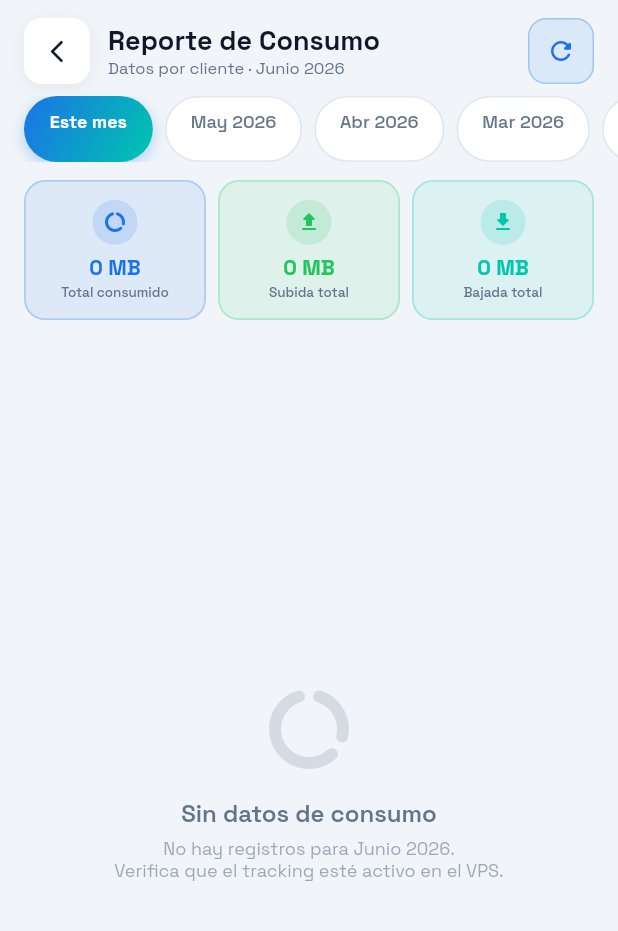
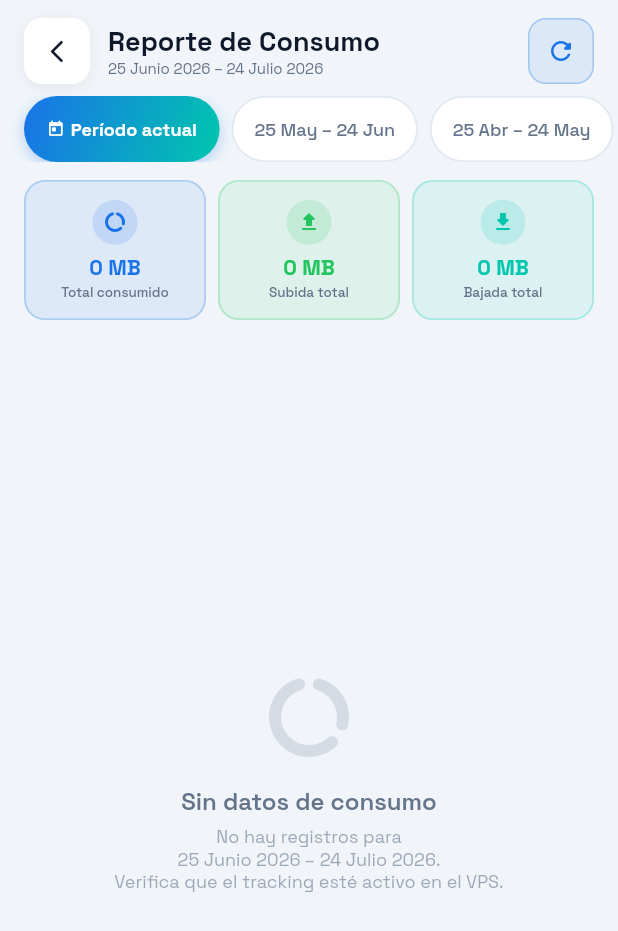
Before and after one commit to Visioloco/starkgo, a Flutter app: the ReporteConsumoWidget screen opened by its route, after a tap on the "refresh" icon, on a phone screen of 412 x 824 dp. Shown: the top 931 px of the screen. Run offline on Flutter 3.47's test engine with Material 3 defaults, Android fonts, the phone set to English and light mode, and no system bars; drawn by our look-alikes of flutter_animate; our stand-ins replace auto_size_text, cloud_firestore, dropdown_button2, easy_debounce, file_picker, firebase_auth and 20 more; missing offline and left inert: firebase_app_check, json_path, mime_type, text_search; accounts and stored records are empty.

Commit message:
Update billing cycle to start on the 25th of each month
Modify the consumption report widget to align with a billing cycle that begins on the 25th of each month and ends on the 24th of the following month. This includes updating the date selection logic, the display of date ranges in the UI (e.g., "25 Jun – 24 Jul"), and ensuring Firestore queries correctly reflect the selected billing period.

Replit-Commit-Author: Agent
Replit-Commit-Session-Id: b19b37ee-af7d-43f6-b8a9-b27cc3959635
Replit-Commit-Checkpoint-Type: full_checkpoint
Replit-Commit-Event-Id: d5f331d7-c9a7-4a6e-b522-4ee02f18df48
Replit-Commit-Screenshot-Url: https://storage.googleapis.com/screenshot-production-us-central1/c3d2009d-0fbb-46d6-b64c-f2fdf6fc2582/b19b37ee-af7d-43f6-b8a9-b27cc3959635/SR6hO0M
Replit-Helium-Checkpoint-Created: true

```diff
--- a/stark_go/lib/pages/reporte_consumo/reporte_consumo_widget.dart
+++ b/stark_go/lib/pages/reporte_consumo/reporte_consumo_widget.dart
@@ -4,7 +4,7 @@ import 'package:firebase_auth/firebase_auth.dart';
 import 'package:google_fonts/google_fonts.dart';
 import 'package:flutter_animate/flutter_animate.dart';
 
-// ─── Paleta (igual que el resto de la app) ───────────────────────────────────
+// ─── Paleta ──────────────────────────────────────────────────────────────────
 class _C {
   static const Color primary = Color(0xFF1A73E8);
   static const Color accent = Color(0xFF00C6AE);
@@ -49,6 +49,72 @@ class _ConsumoCliente {
   }
 }
 
+// ─── Período de facturación (del 25 al 24) ───────────────────────────────────
+class _Periodo {
+  /// Año y mes del día 25 que inicia el período (clave Firestore: YYYY-MM).
+  final int anio;
+  final int mes;
+
+  const _Periodo({required this.anio, required this.mes});
+
+  /// Día 25 de inicio del período.
+  DateTime get inicio => DateTime(anio, mes, 25);
+
+  /// Día 24 del mes siguiente (fin del período).
+  DateTime get fin {
+    final next = DateTime(anio, mes + 1, 25);
+    return next.subtract(const Duration(days: 1));
+  }
+
+  /// Clave que se almacena en Firestore (ej. "2025-06").
+  String get key => '$anio-${mes.toString().padLeft(2, '0')}';
+
+  /// Etiqueta corta para el selector ("25 Jun – 24 Jul").
+  String get etiqueta {
+    final mesAbr = [
+      '', 'Ene', 'Feb', 'Mar', 'Abr', 'May', 'Jun',
+      'Jul', 'Ago', 'Sep', 'Oct', 'Nov', 'Dic'
+    ];
+    final finDate = fin;
+    return '25 ${mesAbr[mes]} – 24 ${mesAbr[finDate.month]}';
+  }
+
+  /// Etiqueta larga para el subtítulo ("25 Junio 2025 – 24 Julio 2025").
+  String get etiquetaLarga {
+    final meses = [
+      '', 'Enero', 'Febrero', 'Marzo', 'Abril', 'Mayo', 'Junio',
+      'Julio', 'Agosto', 'Septiembre', 'Octubre', 'Noviembre', 'Diciembre'
+    ];
+    final finDate = fin;
+    return '25 ${meses[mes]} $anio – 24 ${meses[finDate.month]} ${finDate.year}';
+  }
+
+  bool isSame(_Periodo other) => anio == other.anio && mes == other.mes;
+}
+
+// ─── Lógica de período activo según día 25 ───────────────────────────────────
+_Periodo _periodoActual(DateTime now) {
+  // Si ya pasamos el 25, el período actual empezó el 25 de este mes.
+  // Si aún no llegamos al 25, el período comenzó el 25 del mes anterior.
+  if (now.day >= 25) {
+    return _Periodo(anio: now.year, mes: now.month);
+  } else {
+    final prev = DateTime(now.year, now.month - 1, 25);
+    return _Periodo(anio: prev.year, mes: prev.month);
+  }
+}
+
+List<_Periodo> _generarPeriodos(DateTime now) {
+  final current = _periodoActual(now);
+  final lista = <_Periodo>[];
+  for (int i = 0; i < 6; i++) {
+    // Retroceder i meses desde el período actual.
+    final d = DateTime(current.anio, current.mes - i, 1);
+    lista.add(_Periodo(anio: d.year, mes: d.month));
+  }
+  return lista;
+}
+
 // ─── Widget principal ─────────────────────────────────────────────────────────
 class ReporteConsumoWidget extends StatefulWidget {
   const ReporteConsumoWidget({super.key});
@@ -62,65 +128,30 @@ class ReporteConsumoWidget extends StatefulWidget {
 class _ReporteConsumoWidgetState extends State<ReporteConsumoWidget> {
   String get _uid => FirebaseAuth.instance.currentUser?.uid ?? '';
 
-  late int _anioSel;
-  late int _mesSel;
+  late _Periodo _periodoSel;
+  late List<_Periodo> _periodos;
 
   bool _cargando = false;
   List<_ConsumoCliente> _datos = [];
-  double _maxGB = 1.0; // para escalar barras
-
-  // Meses disponibles: mes actual y los 5 anteriores
-  late List<Map<String, int>> _mesesDisponibles;
+  double _maxGB = 1.0;
 
   @override
   void initState() {
     super.initState();
     final now = DateTime.now();
-    _anioSel = now.year;
-    _mesSel = now.month;
-    _mesesDisponibles = _generarMeses(now);
+    _periodos = _generarPeriodos(now);
+    _periodoSel = _periodos.first;
     _cargar();
-  }
-
-  List<Map<String, int>> _generarMeses(DateTime now) {
-    final lista = <Map<String, int>>[];
-    for (int i = 0; i < 6; i++) {
-      final d = DateTime(now.year, now.month - i, 1);
-      lista.add({'anio': d.year, 'mes': d.month});
-    }
-    return lista;
-  }
-
-  String _mesKey(int anio, int mes) => '$anio-${mes.toString().padLeft(2, '0')}';
-
-  String _nombreMes(int mes) {
-    const nombres = [
-      '',
-      'Enero',
-      'Febrero',
-      'Marzo',
-      'Abril',
-      'Mayo',
-      'Junio',
-      'Julio',
-      'Agosto',
-      'Septiembre',
-      'Octubre',
-      'Noviembre',
-      'Diciembre',
-    ];
-    return nombres[mes];
   }
 
   Future<void> _cargar() async {
     if (_uid.isEmpty) return;
     setState(() => _cargando = true);
     try {
-      final key = _mesKey(_anioSel, _mesSel);
       final snap = await FirebaseFirestore.instance
           .collection('consumo_mensual')
           .where('propietarioUid', isEqualTo: _uid)
-          .where('mes', isEqualTo: key)
+          .where('mes', isEqualTo: _periodoSel.key)
           .get();
 
       final lista = snap.docs.map((d) => _ConsumoCliente.fromDoc(d)).toList();
@@ -167,7 +198,8 @@ class _ReporteConsumoWidgetState extends State<ReporteConsumoWidget> {
       body: SafeArea(
         child: Column(children: [
           _buildTopBar(),
-          _buildSelectorMes(),
+          const SizedBox(height: 8),
+          _buildSelectorPeriodo(),
           if (!_cargando) _buildResumenCards(),
           Expanded(child: _cargando ? _buildLoading() : _buildLista()),
         ]),
@@ -175,9 +207,10 @@ class _ReporteConsumoWidgetState extends State<ReporteConsumoWidget> {
     );
   }
 
+  // ─── Top bar ────────────────────────────────────────────────────────────────
   Widget _buildTopBar() {
     return Padding(
-      padding: const EdgeInsets.fromLTRB(16, 12, 16, 8),
+      padding: const EdgeInsets.fromLTRB(16, 12, 16, 0),
       child: Row(children: [
         GestureDetector(
           onTap: () => Navigator.of(context).pop(),
@@ -195,11 +228,18 @@ class _ReporteConsumoWidgetState extends State<ReporteConsumoWidget> {
         const SizedBox(width: 12),
         Expanded(
           child: Column(crossAxisAlignment: CrossAxisAlignment.start, children: [
-            Text('Reporte de Consumo', style: GoogleFonts.spaceGrotesk(color: _C.textPri, fontSize: 18, fontWeight: FontWeight.w800)),
-            Text('Datos por cliente · ${_nombreMes(_mesSel)} $_anioSel', style: GoogleFonts.spaceGrotesk(color: _C.textSec, fontSize: 11)),
+            Text(
+              'Reporte de Consumo',
+              style: GoogleFonts.spaceGrotesk(color: _C.textPri, fontSize: 18, fontWeight: FontWeight.w800),
+            ),
+            Text(
+              _periodoSel.etiquetaLarga,
+              style: GoogleFonts.spaceGrotesk(color: _C.textSec, fontSize: 10),
+              maxLines: 1,
+              overflow: TextOverflow.ellipsis,
+            ),
           ]),
         ),
-        // Botón refrescar
         GestureDetector(
           onTap: _cargar,
           child: Container(
@@ -217,34 +257,33 @@ class _ReporteConsumoWidgetState extends State<ReporteConsumoWidget> {
     );
   }
 
-  // ─── Selector horizontal de meses ───────────────────────────────────────────
-  Widget _buildSelectorMes() {
+  // ─── Selector de períodos (del 25 al 24) ────────────────────────────────────
+  Widget _buildSelectorPeriodo() {
     return SizedBox(
       height: 44,
       child: ListView.builder(
         scrollDirection: Axis.horizontal,
         padding: const EdgeInsets.symmetric(horizontal: 16),
-        itemCount: _mesesDisponibles.length,
+        itemCount: _periodos.length,
         itemBuilder: (_, i) {
-          final m = _mesesDisponibles[i];
-          final anio = m['anio']!;
-          final mes = m['mes']!;
-          final sel = anio == _anioSel && mes == _mesSel;
+          final p = _periodos[i];
+          final sel = p.isSame(_periodoSel);
           return GestureDetector(
             onTap: () {
-              setState(() {
-                _anioSel = anio;
-                _mesSel = mes;
-              });
+              setState(() => _periodoSel = p);
               _cargar();
             },
             child: AnimatedContainer(
               duration: const Duration(milliseconds: 200),
               margin: const EdgeInsets.only(right: 8),
-              padding: const EdgeInsets.symmetric(horizontal: 16, vertical: 8),
+              padding: const EdgeInsets.symmetric(horizontal: 14, vertical: 8),
               decoration: BoxDecoration(
                 gradient: sel
-                    ? const LinearGradient(colors: [_C.primary, _C.accent], begin: Alignment.topLeft, end: Alignment.bottomRight)
+                    ? const LinearGradient(
+                        colors: [_C.primary, _C.accent],
+                        begin: Alignment.topLeft,
+                        end: Alignment.bottomRight,
+                      )
                     : null,
                 color: sel ? null : _C.surface,
                 borderRadius: BorderRadius.circular(22),
@@ -252,16 +291,24 @@ class _ReporteConsumoWidgetState extends State<ReporteConsumoWidget> {
                   color: sel ? Colors.transparent : _C.border,
                   width: 1.2,
                 ),
-                boxShadow: sel ? [BoxShadow(color: _C.primary.withOpacity(0.3), blurRadius: 8, offset: const Offset(0, 3))] : [],
+                boxShadow: sel
+                    ? [BoxShadow(color: _C.primary.withOpacity(0.3), blurRadius: 8, offset: const Offset(0, 3))]
+                    : [],
               ),
-              child: Text(
-                i == 0 ? 'Este mes' : '${_nombreMes(mes).substring(0, 3)} $anio',
-                style: GoogleFonts.spaceGrotesk(
-                  color: sel ? Colors.white : _C.textSec,
-                  fontSize: 12,
-                  fontWeight: sel ? FontWeight.w700 : FontWeight.w500,
+              child: Row(mainAxisSize: MainAxisSize.min, children: [
+                if (i == 0) ...[
+                  Icon(Icons.today_rounded, size: 12, color: sel ? Colors.white : _C.primary),
+                  const SizedBox(width: 4),
+                ],
+                Text(
+                  i == 0 ? 'Período actual' : p.etiqueta,
+                  style: GoogleFonts.spaceGrotesk(
+                    color: sel ? Colors.white : _C.textSec,
+                    fontSize: 12,
+                    fontWeight: sel ? FontWeight.w700 : FontWeight.w500,
+                  ),
                 ),
-              ),
+              ]),
             ),
           );
         },
@@ -314,10 +361,16 @@ class _ReporteConsumoWidgetState extends State<ReporteConsumoWidget> {
         child: Column(mainAxisSize: MainAxisSize.min, children: [
           Icon(Icons.data_usage_rounded, size: 64, color: _C.textSec.withOpacity(0.2)),
           const SizedBox(height: 14),
-          Text('Sin datos de consumo', style: GoogleFonts.spaceGrotesk(color: _C.textSec, fontSize: 16, fontWeight: FontWeight.w600)),
+          Text(
+            'Sin datos de consumo',
+            style: GoogleFonts.spaceGrotesk(color: _C.textSec, fontSize: 16, fontWeight: FontWeight.w600),
+          ),
           const SizedBox(height: 6),
-          Text('No hay registros para ${_nombreMes(_mesSel)} $_anioSel.\nVerifica que el tracking esté activo en el VPS.',
-              style: GoogleFonts.spaceGrotesk(color: _C.textSec.withOpacity(0.6), fontSize: 12), textAlign: TextAlign.center),
+          Text(
+            'No hay registros para\n${_periodoSel.etiquetaLarga}.\nVerifica que el tracking esté activo en el VPS.',
+            style: GoogleFonts.spaceGrotesk(color: _C.textSec.withOpacity(0.6), fontSize: 12),
+            textAlign: TextAlign.center,
+          ),
         ]),
       );
     }
@@ -366,7 +419,8 @@ class _ResumenCard extends StatelessWidget {
           ),
           const SizedBox(height: 6),
           Text(valor,
-              style: GoogleFonts.spaceGrotesk(color: color, fontSize: 14, fontWeight: FontWeight.w800), textAlign: TextAlign.center),
+              style: GoogleFonts.spaceGrotesk(color: color, fontSize: 14, fontWeight: FontWeight.w800),
+              textAlign: TextAlign.center),
           const SizedBox(height: 2),
           Text(label,
               style: GoogleFonts.spaceGrotesk(color: _C.textSec, fontSize: 9, fontWeight: FontWeight.w500),
@@ -407,7 +461,6 @@ class _ConsumoCard extends StatelessWidget {
       ),
       child: Column(crossAxisAlignment: CrossAxisAlignment.start, children: [
         Row(children: [
-          // Ranking badge
           Container(
             width: 32,
             height: 32,
@@ -440,7 +493,6 @@ class _ConsumoCard extends StatelessWidget {
               ]),
             ]),
           ),
-          // Total GB badge
           Container(
             padding: const EdgeInsets.symmetric(horizontal: 12, vertical: 6),
             decoration: BoxDecoration(
@@ -455,8 +507,6 @@ class _ConsumoCard extends StatelessWidget {
           ),
         ]),
         const SizedBox(height: 10),
-
-        // Barra de progreso total
         ClipRRect(
           borderRadius: BorderRadius.circular(6),
           child: LinearProgressIndicator(
@@ -467,8 +517,6 @@ class _ConsumoCard extends StatelessWidget {
           ),
         ),
         const SizedBox(height: 8),
-
-        // Detalle subida / bajada
         Row(children: [
           _MiniStat(icon: Icons.upload_rounded, color: _C.success, label: '↑ Sub', valor: fmtGB(cliente.upGB)),
           const SizedBox(width: 12),
```
